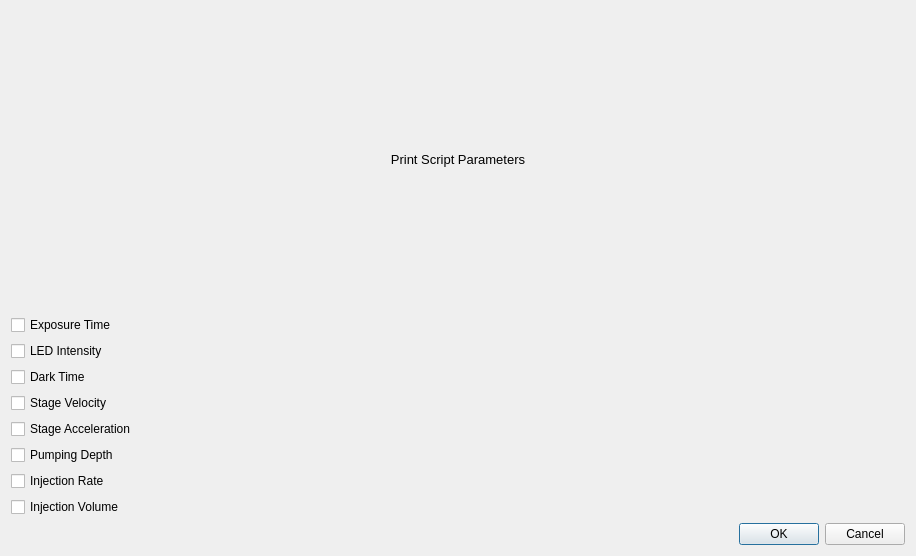
Qt form src/prinstscriptdialog.ui (TimSamuelsen/CLIP3DPrinterGUI) before a commit.
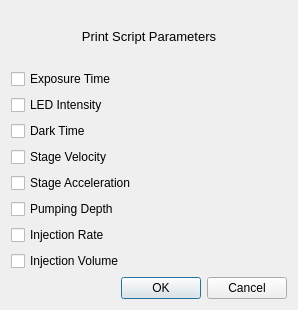
The same form after that commit.

Diff of the .ui file:
```diff
--- a/src/prinstscriptdialog.ui
+++ b/src/prinstscriptdialog.ui
@@ -6,8 +6,8 @@
    <rect>
     <x>0</x>
     <y>0</y>
-    <width>916</width>
-    <height>556</height>
+    <width>298</width>
+    <height>310</height>
    </rect>
   </property>
   <property name="windowTitle">
```
Left out of the diff: 118 changed lines with no effect on the pictures.
